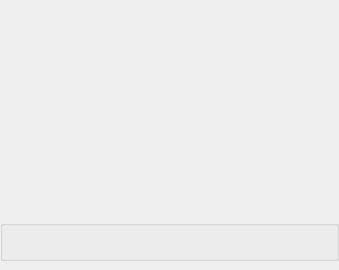
This is src/MEGASync/syncs/gui/Twoways/macx/SyncSettingsUIBase.ui in meganz/MEGAsync as Qt 5 draws it before an edit. The edited form follows.
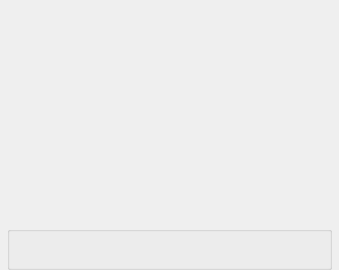
This is the edited form. The open tabs and pages were chosen to show the change. Custom widgets are drawn as their Qt base class.

```diff
--- a/src/MEGASync/syncs/gui/Twoways/macx/SyncSettingsUIBase.ui
+++ b/src/MEGASync/syncs/gui/Twoways/macx/SyncSettingsUIBase.ui
@@ -13,7 +13,7 @@
   <property name="windowTitle">
    <string>Form</string>
   </property>
-  <layout class="QVBoxLayout" name="SyncSettingsLayout" stretch="1,0,0">
+  <layout class="QVBoxLayout" name="SyncSettingsLayout" stretch="1,0">
    <property name="spacing">
     <number>18</number>
    </property>
@@ -27,7 +27,7 @@
     <number>0</number>
    </property>
    <property name="bottomMargin">
-    <number>9</number>
+    <number>0</number>
    </property>
    <item>
     <widget class="RemoteItemUi" name="gSyncs" native="true">
@@ -141,13 +141,13 @@
         <number>0</number>
        </property>
        <property name="leftMargin">
-        <number>0</number>
+        <number>7</number>
        </property>
        <property name="topMargin">
         <number>0</number>
        </property>
        <property name="rightMargin">
-        <number>0</number>
+        <number>7</number>
        </property>
        <property name="bottomMargin">
         <number>0</number>
@@ -167,6 +167,9 @@
           <property name="leftMargin">
            <number>10</number>
           </property>
+          <property name="bottomMargin">
+           <number>12</number>
+          </property>
           <item>
            <widget class="QLabel" name="lDisabledSyncs">
             <property name="text">
@@ -185,22 +188,6 @@
      <widget class="QWidget" name="pNoErrorsSyncs"/>
     </widget>
    </item>
-   <item>
-    <spacer name="verticalSpacer_6">
-     <property name="orientation">
-      <enum>Qt::Vertical</enum>
-     </property>
-     <property name="sizeType">
-      <enum>QSizePolicy::Expanding</enum>
-     </property>
-     <property name="sizeHint" stdset="0">
-      <size>
-       <width>0</width>
-       <height>0</height>
-      </size>
-     </property>
-    </spacer>
-   </item>
   </layout>
  </widget>
  <customwidgets>
```
